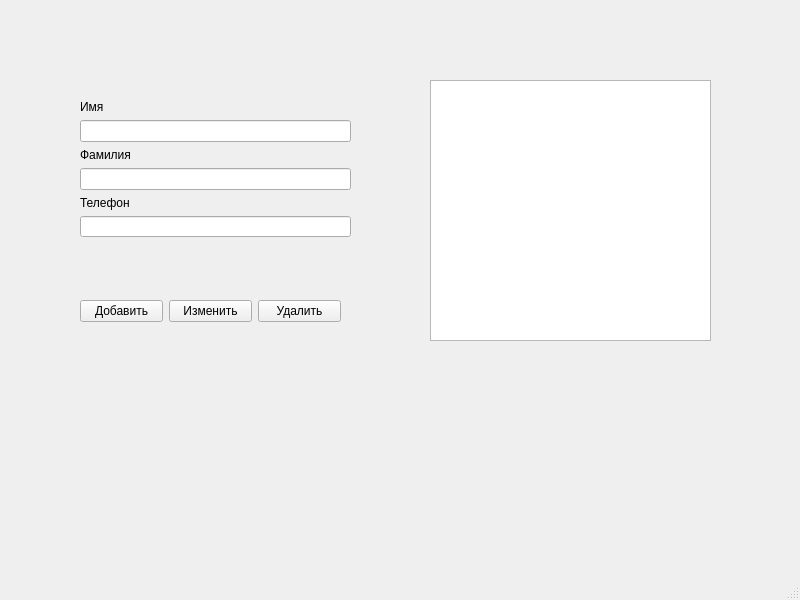
Qt form mainwindow.ui (Radex0104/oop2.2) before a commit.
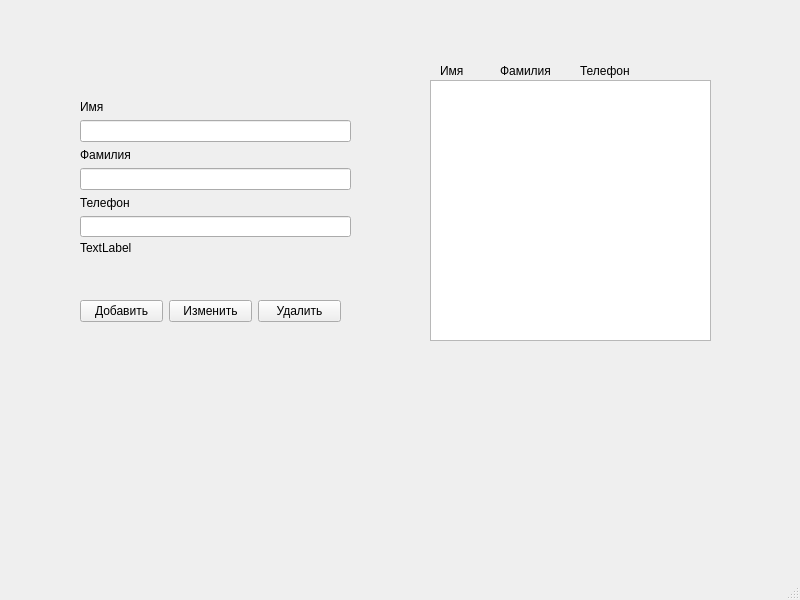
The same form after that commit.

Diff of the .ui file:
```diff
--- a/mainwindow.ui
+++ b/mainwindow.ui
@@ -24,7 +24,7 @@
      </rect>
     </property>
    </widget>
-   <widget class="QWidget" name="">
+   <widget class="QWidget" name="layoutWidget">
     <property name="geometry">
      <rect>
       <x>80</x>
@@ -66,7 +66,7 @@
      </item>
     </layout>
    </widget>
-   <widget class="QWidget" name="">
+   <widget class="QWidget" name="layoutWidget">
     <property name="geometry">
      <rect>
       <x>80</x>
@@ -99,6 +99,58 @@
      </item>
     </layout>
    </widget>
+   <widget class="QLabel" name="label_4">
+    <property name="geometry">
+     <rect>
+      <x>80</x>
+      <y>240</y>
+      <width>261</width>
+      <height>16</height>
+     </rect>
+    </property>
+    <property name="text">
+     <string>TextLabel</string>
+    </property>
+   </widget>
+   <widget class="QLabel" name="label_5">
+    <property name="geometry">
+     <rect>
+      <x>440</x>
+      <y>60</y>
+      <width>47</width>
+      <height>21</height>
+     </rect>
+    </property>
+    <property name="text">
+     <string>Имя</string>
+    </property>
+   </widget>
+   <widget class="QLabel" name="label_6">
+    <property name="geometry">
+     <rect>
+      <x>500</x>
+      <y>60</y>
+      <width>51</width>
+      <height>21</height>
+     </rect>
+    </property>
+    <property name="text">
+     <string>Фамилия</string>
+    </property>
+   </widget>
+   <widget class="QLabel" name="label_7">
+    <property name="geometry">
+     <rect>
+      <x>580</x>
+      <y>60</y>
+      <width>51</width>
+      <height>21</height>
+     </rect>
+    </property>
+    <property name="text">
+     <string>Телефон</string>
+    </property>
+   </widget>
   </widget>
   <widget class="QMenuBar" name="menubar">
    <property name="geometry">
```
Left out of the diff: 2 changed lines with no effect on the pictures.
